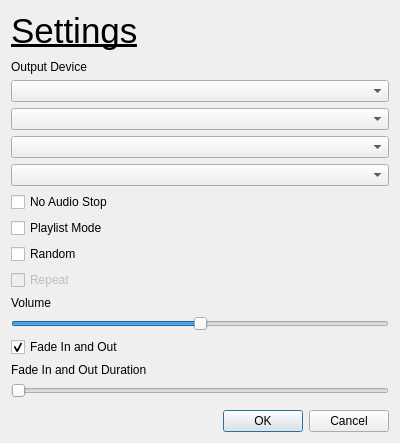
wiihoffmann/Intercom-Audioplayer, file IntercomMusicPlayer/settings.ui: the form before one commit.
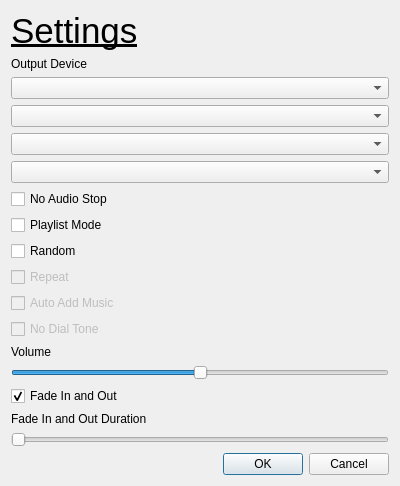
The form after the commit.

Diff of the .ui file:
```diff
--- a/IntercomMusicPlayer/settings.ui
+++ b/IntercomMusicPlayer/settings.ui
@@ -7,30 +7,13 @@
     <x>0</x>
     <y>0</y>
     <width>400</width>
-    <height>443</height>
+    <height>462</height>
    </rect>
   </property>
   <property name="windowTitle">
    <string>Dialog</string>
   </property>
   <layout class="QGridLayout" name="gridLayout">
-   <item row="20" column="0">
-    <widget class="QDialogButtonBox" name="buttonBox">
-     <property name="orientation">
-      <enum>Qt::Horizontal</enum>
-     </property>
-     <property name="standardButtons">
-      <set>QDialogButtonBox::Cancel|QDialogButtonBox::Ok</set>
-     </property>
-    </widget>
-   </item>
-   <item row="7" column="0">
-    <widget class="QCheckBox" name="Button_Checkbox">
-     <property name="text">
-      <string>No Audio Stop</string>
-     </property>
-    </widget>
-   </item>
    <item row="2" column="0">
     <widget class="QLabel" name="label_2">
      <property name="text">
@@ -38,7 +21,7 @@
      </property>
     </widget>
    </item>
-   <item row="17" column="0">
+   <item row="19" column="0">
     <widget class="QSlider" name="fade_Slider">
      <property name="enabled">
       <bool>true</bool>
@@ -49,32 +32,22 @@
      <property name="orientation">
       <enum>Qt::Horizontal</enum>
      </property>
-    </widget>
-   </item>
-   <item row="10" column="0">
-    <widget class="QCheckBox" name="Random_Checkbox">
-     <property name="enabled">
+     <property name="invertedAppearance">
+      <bool>false</bool>
+     </property>
+     <property name="invertedControls">
       <bool>true</bool>
      </property>
-     <property name="text">
-      <string>Random</string>
-     </property>
     </widget>
    </item>
-   <item row="6" column="0">
-    <widget class="QComboBox" name="HZ_ComboBox"/>
-   </item>
-   <item row="13" column="0">
-    <widget class="QSlider" name="Volume_Slider">
-     <property name="maximum">
-      <number>100</number>
-     </property>
-     <property name="value">
-      <number>50</number>
-     </property>
+   <item row="22" column="0">
+    <widget class="QDialogButtonBox" name="buttonBox">
      <property name="orientation">
       <enum>Qt::Horizontal</enum>
      </property>
+     <property name="standardButtons">
+      <set>QDialogButtonBox::Cancel|QDialogButtonBox::Ok</set>
+     </property>
     </widget>
    </item>
    <item row="1" column="0">
@@ -90,6 +63,13 @@
      </property>
     </spacer>
    </item>
+   <item row="7" column="0">
+    <widget class="QCheckBox" name="Button_Checkbox">
+     <property name="text">
+      <string>No Audio Stop</string>
+     </property>
+    </widget>
+   </item>
    <item row="0" column="0">
     <widget class="QLabel" name="label">
      <property name="font">
@@ -103,13 +83,42 @@
      </property>
     </widget>
    </item>
-   <item row="16" column="0">
+   <item row="15" column="0">
+    <widget class="QSlider" name="Volume_Slider">
+     <property name="maximum">
+      <number>100</number>
+     </property>
+     <property name="value">
+      <number>50</number>
+     </property>
+     <property name="orientation">
+      <enum>Qt::Horizontal</enum>
+     </property>
+    </widget>
+   </item>
+   <item row="6" column="0">
+    <widget class="QComboBox" name="HZ_ComboBox"/>
+   </item>
+   <item row="18" column="0">
     <widget class="QLabel" name="fade_Label">
      <property name="text">
       <string>Fade In and Out Duration</string>
      </property>
     </widget>
    </item>
+   <item row="10" column="0">
+    <widget class="QCheckBox" name="Random_Checkbox">
+     <property name="enabled">
+      <bool>true</bool>
+     </property>
+     <property name="text">
+      <string>Random</string>
+     </property>
+    </widget>
+   </item>
+   <item row="5" column="0">
+    <widget class="QComboBox" name="OutputList3_ComboBox"/>
+   </item>
    <item row="8" column="0">
     <widget class="QCheckBox" name="Playlist_Checkbox">
      <property name="text">
@@ -127,49 +136,40 @@
      </property>
     </widget>
    </item>
-   <item row="12" column="0">
-    <widget class="QLabel" name="Volume_Label">
-     <property name="text">
-      <string>Volume</string>
+   <item row="20" column="0">
+    <spacer name="verticalSpacer_3">
+     <property name="orientation">
+      <enum>Qt::Vertical</enum>
      </property>
-    </widget>
+     <property name="sizeHint" stdset="0">
+      <size>
+       <width>20</width>
+       <height>40</height>
+      </size>
+     </property>
+    </spacer>
    </item>
    <item row="4" column="0">
     <widget class="QComboBox" name="OutputList2_ComboBox"/>
    </item>
-   <item row="5" column="0">
-    <widget class="QComboBox" name="OutputList3_ComboBox"/>
-   </item>
-   <item row="18" column="0">
-    <spacer name="verticalSpacer_3">
-     <property name="orientation">
-      <enum>Qt::Vertical</enum>
-     </property>
-     <property name="sizeHint" stdset="0">
-      <size>
-       <width>20</width>
-       <height>40</height>
-      </size>
-     </property>
-    </spacer>
-   </item>
-   <item row="3" column="0">
-    <widget class="QComboBox" name="OutputList_ComboBox"/>
-   </item>
-   <item row="19" column="0">
-    <spacer name="verticalSpacer_4">
-     <property name="orientation">
-      <enum>Qt::Vertical</enum>
-     </property>
-     <property name="sizeHint" stdset="0">
-      <size>
-       <width>20</width>
-       <height>40</height>
-      </size>
-     </property>
-    </spacer>
-   </item>
    <item row="14" column="0">
+    <widget class="QLabel" name="Volume_Label">
+     <property name="text">
+      <string>Volume</string>
+     </property>
+    </widget>
+   </item>
+   <item row="12" column="0">
+    <widget class="QCheckBox" name="checkBox">
+     <property name="enabled">
+      <bool>false</bool>
+     </property>
+     <property name="text">
+      <string>Auto Add Music</string>
+     </property>
+    </widget>
+   </item>
+   <item row="16" column="0">
     <widget class="QCheckBox" name="fade_CheckBox">
      <property name="text">
       <string>Fade In and Out</string>
@@ -179,6 +179,32 @@
      </property>
     </widget>
    </item>
+   <item row="21" column="0">
+    <spacer name="verticalSpacer_4">
+     <property name="orientation">
+      <enum>Qt::Vertical</enum>
+     </property>
+     <property name="sizeHint" stdset="0">
+      <size>
+       <width>20</width>
+       <height>40</height>
+      </size>
+     </property>
+    </spacer>
+   </item>
+   <item row="3" column="0">
+    <widget class="QComboBox" name="OutputList_ComboBox"/>
+   </item>
+   <item row="13" column="0">
+    <widget class="QCheckBox" name="checkBox_2">
+     <property name="enabled">
+      <bool>false</bool>
+     </property>
+     <property name="text">
+      <string>No Dial Tone</string>
+     </property>
+    </widget>
+   </item>
   </layout>
  </widget>
  <resources/>
```
